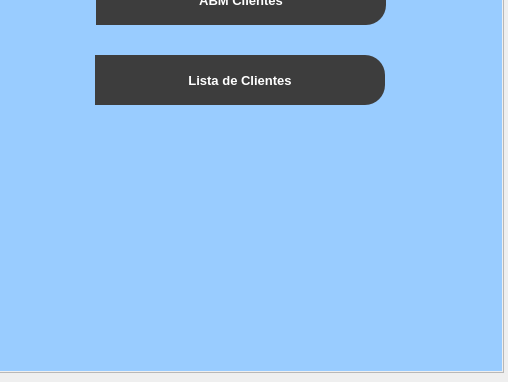
Old version of the form Views/menuprincipal.ui in the repository Miguel8819/Sistema_TweetyTesis; both pictures show x 287 to 795 and y 218 to 600 of the 795 by 600 pixel window.
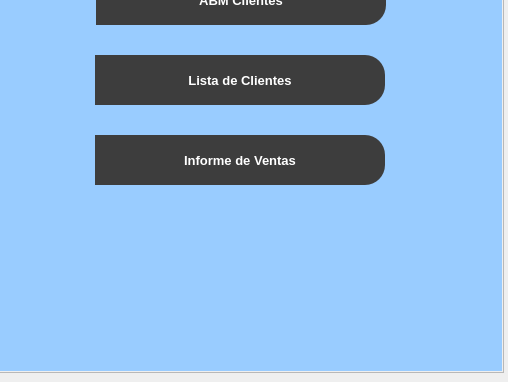
New version of the form. The open tabs and pages were chosen to show the change. Icons and pictures are not drawn.

Commit message: Cambio de la interfaz

Patch:
```diff
--- a/Views/menuprincipal.ui
+++ b/Views/menuprincipal.ui
@@ -580,6 +580,32 @@
          <string>Lista de Clientes</string>
         </property>
        </widget>
+       <widget class="QPushButton" name="btn_infDeVentas">
+        <property name="geometry">
+         <rect>
+          <x>130</x>
+          <y>342</y>
+          <width>290</width>
+          <height>50</height>
+         </rect>
+        </property>
+        <property name="minimumSize">
+         <size>
+          <width>290</width>
+          <height>50</height>
+         </size>
+        </property>
+        <property name="font">
+         <font>
+          <pointsize>10</pointsize>
+          <weight>75</weight>
+          <bold>true</bold>
+         </font>
+        </property>
+        <property name="text">
+         <string>Informe de Ventas</string>
+        </property>
+       </widget>
       </widget>
       <widget class="QWidget" name="page_gestionStock">
        <property name="styleSheet">
```
Left out of the diff: 2 changed lines with no effect on the pictures. The commit also changes 1 other file.
